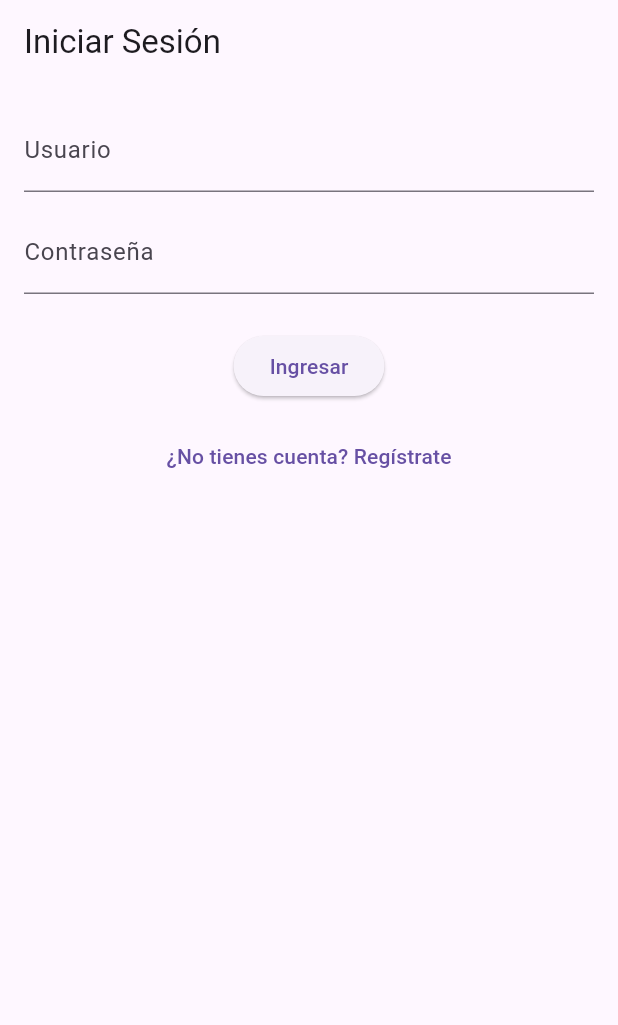
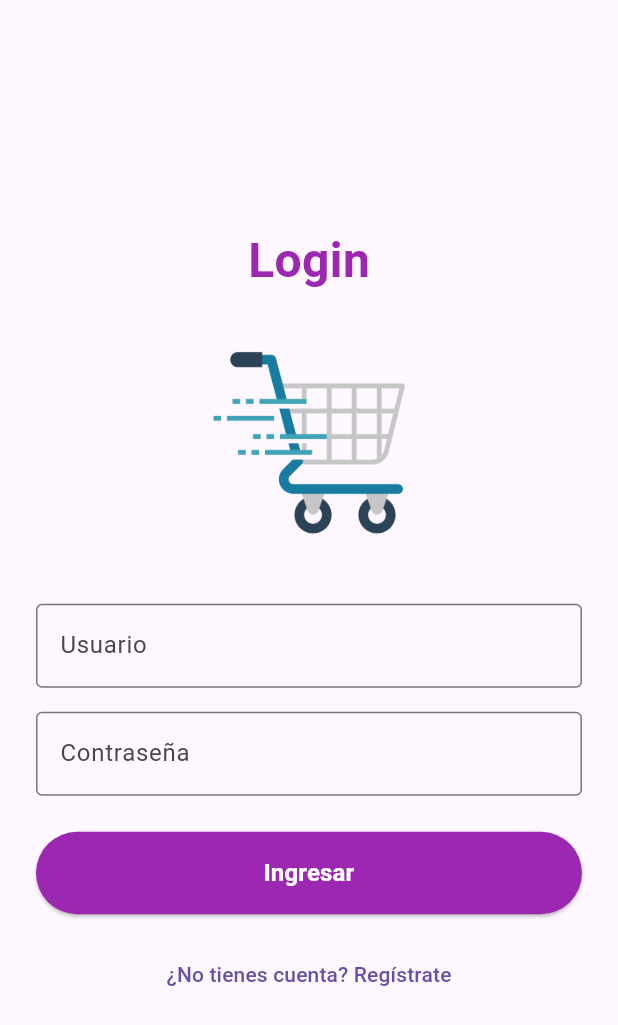
Before and after one commit to MrPol4r/Proyecto_Moviles_II_Huallpa-Escobar-Anahua-Zevallos-Salinas-Soto, a Flutter app: the screen it shows after launch, on a phone screen of 412 x 824 dp. Shown: the top 1025 px of the screen. Run offline on Flutter 3.47's test engine with Material 3 defaults, Android fonts, the phone set to English and light mode, and no system bars; our stand-ins replace cloud_firestore, firebase_core, image_picker; accounts and stored records are empty.

Commit message:
diseño_login

```diff
--- a/lib/screens/login_screen.dart
+++ b/lib/screens/login_screen.dart
@@ -72,39 +72,86 @@
   @override
   Widget build(BuildContext context) {
     return Scaffold(
-      appBar: AppBar(title: const Text('Iniciar Sesión')),
-      body: Padding(
-        padding: const EdgeInsets.all(16),
+      body: Center(
+        child: SingleChildScrollView(
+          padding: const EdgeInsets.all(24),
           child: Form(
             key: _formKey,
             child: Column(
+              mainAxisAlignment: MainAxisAlignment.center,
               children: [
+                // Título
+                const Text(
+                  'Login',
+                  style: TextStyle(
+                    fontSize: 32,
+                    fontWeight: FontWeight.bold,
+                    color: Colors.purple,
+                  ),
+                ),
+                const SizedBox(height: 24),
+
+                // Imagen al centro
+                Image.asset('assets/images/carrito_login.png', height: 150),
+
+                const SizedBox(height: 32),
+
+                // Usuario
                 TextFormField(
                   controller: _emailCtrl,
-                decoration: const InputDecoration(labelText: 'Usuario'),
+                  decoration: const InputDecoration(
+                    labelText: 'Usuario',
+                    border: OutlineInputBorder(),
+                  ),
                   validator: (v) {
                     if (v == null || v.isEmpty) return 'Ingresa tu usuario';
                     return null;
                   },
                 ),
-              const SizedBox(height: 12),
+
+                const SizedBox(height: 16),
+
+                // Contraseña
                 TextFormField(
                   controller: _passCtrl,
                   obscureText: true,
-                decoration: const InputDecoration(labelText: 'Contraseña'),
+                  decoration: const InputDecoration(
+                    labelText: 'Contraseña',
+                    border: OutlineInputBorder(),
+                  ),
                   validator: (v) {
                     if (v == null || v.isEmpty) return 'Ingresa tu contraseña';
                     return null;
                   },
                 ),
+
                 const SizedBox(height: 24),
+
+                // Botón
                 _loading
                     ? const CircularProgressIndicator()
-                  : ElevatedButton(
+                    : SizedBox(
+                      width: double.infinity,
+                      child: ElevatedButton(
                         onPressed: _onLogin,
-                    child: const Text('Ingresar'),
+                        style: ElevatedButton.styleFrom(
+                          backgroundColor: Colors.purple,
+                          padding: const EdgeInsets.symmetric(vertical: 16),
                         ),
-              const SizedBox(height: 12),
+                        child: const Text(
+                          'Ingresar',
+                          style: TextStyle(
+                            color: Colors.white,
+                            fontSize: 16,
+                            fontWeight: FontWeight.bold,
+                          ),
+                        ),
+                      ),
+                    ),
+
+                const SizedBox(height: 16),
+
+                // Link a registro
                 TextButton(
                   onPressed: () {
                     Navigator.of(context).pushNamed('/register');
@@ -115,6 +162,7 @@
             ),
           ),
         ),
+      ),
     );
   }
 }
--- a/pubspec.yaml
+++ b/pubspec.yaml
@@ -65,6 +65,7 @@
 
   # To add assets to your application, add an assets section, like this:
   assets:
+    - assets/images/carrito_login.png
     - assets/images/placeholder.png
 
   # An image asset can refer to one or more resolution-specific "variants", see
```
Also changed, not shown: assets/images/carrito_login.png (added). Lines whose indentation alone changed are shown as unchanged.
